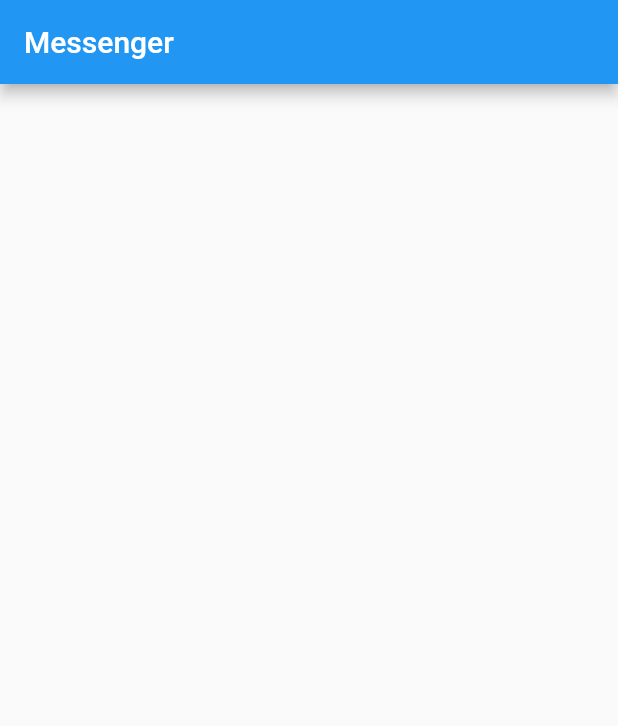
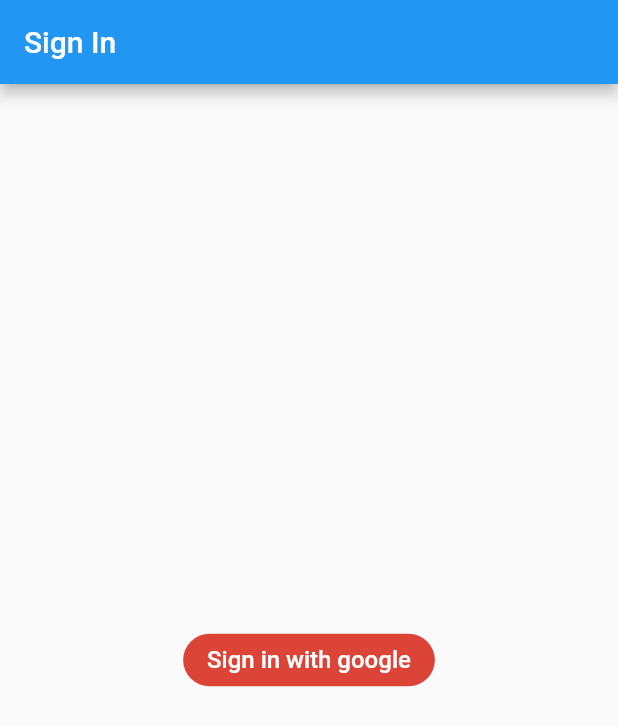
Before and after one commit to mohammadjawid10/Chat-Sphere, a Flutter app: the screen it shows after launch, on a phone screen of 412 x 824 dp. Shown: the top 726 px of the screen. Run offline on Flutter 3.47's test engine with Material 2 defaults, Android fonts, the phone set to English and light mode, and no system bars; our stand-ins replace cloud_firestore, firebase_auth, firebase_core, google_sign_in, shared_preferences; accounts and stored records are empty.

Commit message:
added sign in with google functionality

```diff
--- a/lib/services/auth.dart
+++ b/lib/services/auth.dart
@@ -9,7 +9,7 @@ import 'package:messenger/views/home.dart';
 class AuthMethods {
   final FirebaseAuth auth = FirebaseAuth.instance;
 
-  getCurrentUser() {
+  Future getCurrentUser() async {
     return auth.currentUser;
   }
 
--- a/lib/views/home.dart
+++ b/lib/views/home.dart
@@ -14,7 +14,7 @@ class _HomeScreenState extends State<HomeScreen> {
   Widget build(BuildContext context) {
     return Scaffold(
       appBar: AppBar(
-        title: const Text('Messenger'),
+        title: const Text('Home'),
       ),
     );
   }
--- a/lib/views/sign_in.dart
+++ b/lib/views/sign_in.dart
@@ -1,4 +1,5 @@
 import 'package:flutter/material.dart';
+import 'package:messenger/services/auth.dart';
 
 class SignInScreen extends StatefulWidget {
   const SignInScreen({Key? key}) : super(key: key);
@@ -12,7 +13,29 @@ class _SignInScreenState extends State<SignInScreen> {
   Widget build(BuildContext context) {
     return Scaffold(
       appBar: AppBar(
-        title: const Text('Messenger'),
+        title: const Text('Sign In'),
+      ),
+      body: Center(
+        child: GestureDetector(
+          onTap: () {
+            AuthMethods().signInWithGoogle(context);
+          },
+          child: Container(
+            padding: const EdgeInsets.symmetric(horizontal: 16, vertical: 8),
+            decoration: BoxDecoration(
+              color: const Color(0xffDB4437),
+              borderRadius: BorderRadius.circular(24),
+            ),
+            child: const Text(
+              'Sign in with google',
+              style: TextStyle(
+                fontSize: 16,
+                color: Colors.white,
+                fontWeight: FontWeight.w500,
+              ),
+            ),
+          ),
+        ),
       ),
     );
   }
```
Also changed, not shown: lib/main.dart (+12 -2 lines).
